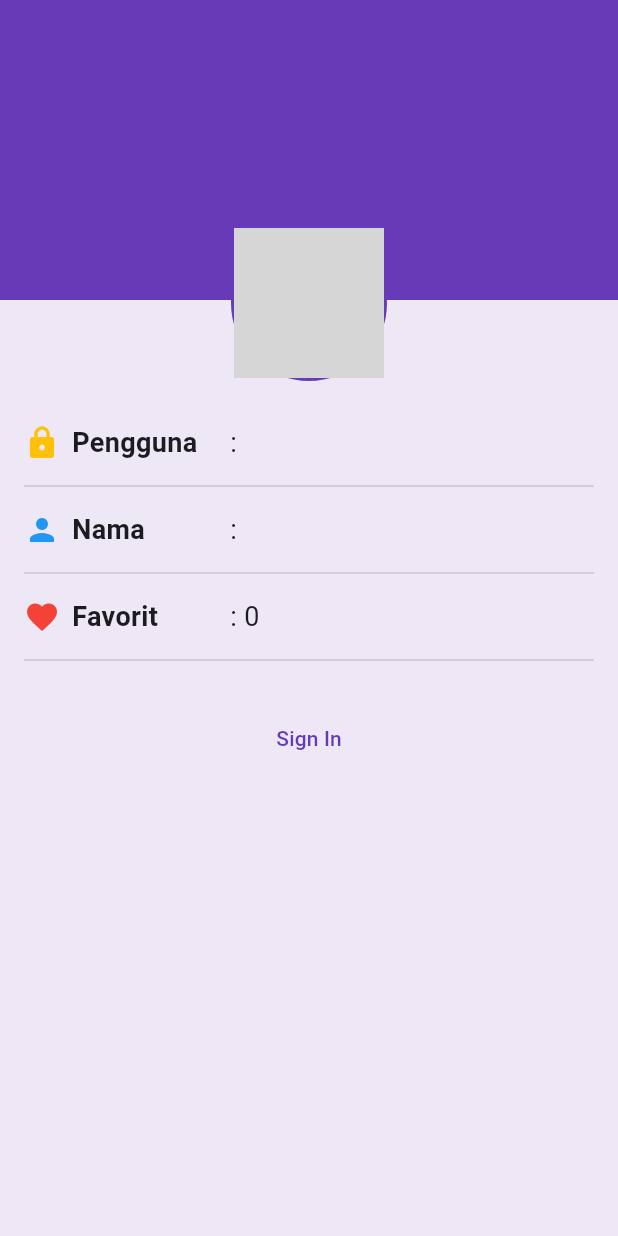
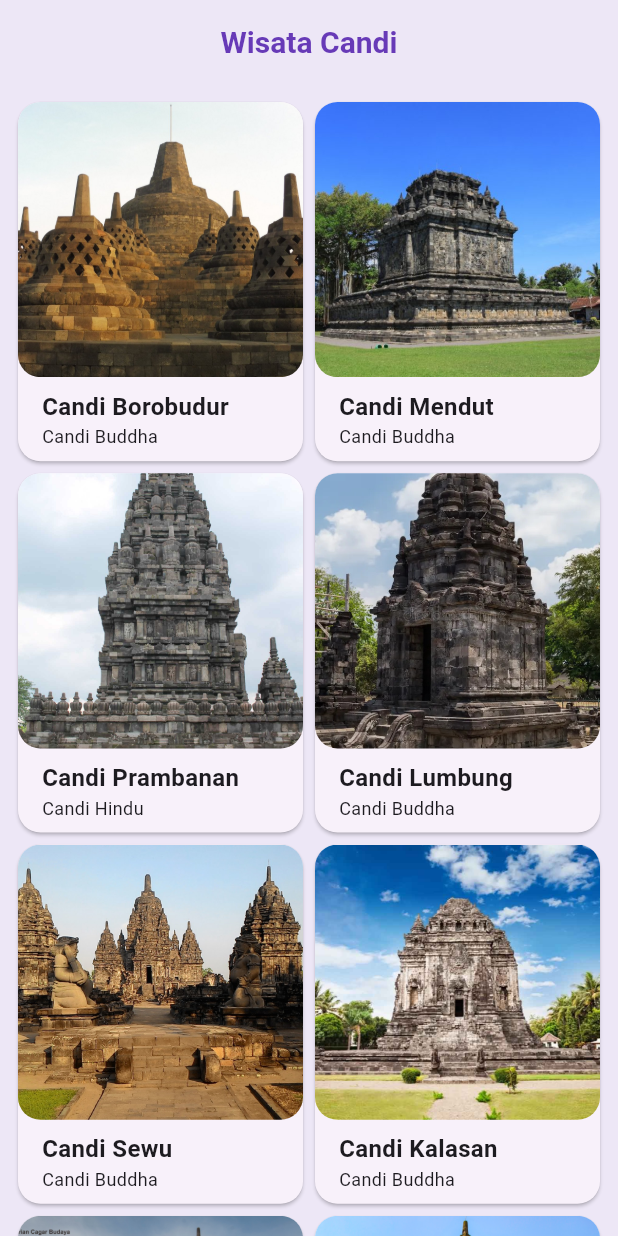
Before and after one commit to lily2428240145/wisatacandiyuliana, a Flutter app: the screen it shows after launch, on a phone screen of 412 x 824 dp. Run offline on Flutter 3.47's test engine with Material 3 defaults, Android fonts, the phone set to English and light mode, and no system bars; our stand-ins replace cached_network_image; grey boxes are pictures that could not be loaded.

Commit message:
grid view

```diff
--- a/lib/main.dart
+++ b/lib/main.dart
@@ -1,7 +1,8 @@
 
 import 'package:flutter/material.dart';
 import 'package:provider/provider.dart';
-import 'package:wisata_candi/screens/profile_screen.dart';
+
+import 'package:wisata_candi/screens/home_screen.dart';
 import 'package:wisata_candi/providers/favorite_provider.dart';
 import 'package:wisata_candi/providers/auth_provider.dart';
 
@@ -33,7 +34,9 @@ class MyApp extends StatelessWidget {
         appBarTheme: const AppBarTheme(
           backgroundColor: Colors.transparent,
           elevation: 0,
-          iconTheme: IconThemeData(color: Colors.deepPurple),
+          iconTheme: IconThemeData(
+            color: Colors.deepPurple,
+          ),
           titleTextStyle: TextStyle(
             color: Colors.deepPurple,
             fontSize: 20,
@@ -48,7 +51,7 @@ class MyApp extends StatelessWidget {
         ),
         useMaterial3: true,
       ),
-      home: const ProfileScreen(),
+      home: const HomeScreen(),
     );
   }
 }
--- /dev/null
+++ b/lib/screens/home_screen.dart
@@ -0,0 +1,37 @@
+import 'package:flutter/material.dart';
+import 'package:wisata_candi/data/candi_data.dart';
+import 'package:wisata_candi/models/candi.dart';
+import 'package:wisata_candi/widget/item_card.dart';
+
+class HomeScreen extends StatefulWidget {
+  const HomeScreen({super.key});
+
+  @override
+  State<HomeScreen> createState() => _HomeScreenState();
+}
+
+class _HomeScreenState extends State<HomeScreen> {
+  @override
+  Widget build(BuildContext context) {
+    return Scaffold(
+      appBar: AppBar(
+        title: const Text('Wisata Candi'),
+        centerTitle: true,
+      ),
+      body: GridView.builder(
+        gridDelegate:
+            const SliverGridDelegateWithFixedCrossAxisCount(
+          crossAxisCount: 2,
+          childAspectRatio: 0.8,
+        ),
+        padding: const EdgeInsets.all(8),
+        itemCount: candiList.length,
+        itemBuilder: (context, index) {
+          Candi candi = candiList[index];
+
+          return ItemCard(candi: candi);
+        },
+      ),
+    );
+  }
+}
--- /dev/null
+++ b/lib/widget/item_card.dart
@@ -0,0 +1,80 @@
+
+import 'package:flutter/material.dart';
+import 'package:wisata_candi/models/candi.dart';
+import 'package:wisata_candi/screens/detail_screen.dart';
+
+class ItemCard extends StatelessWidget {
+  final Candi candi;
+
+  const ItemCard({
+    super.key,
+    required this.candi,
+  });
+
+  @override
+  Widget build(BuildContext context) {
+    return Card(
+      shape: RoundedRectangleBorder(
+        borderRadius: BorderRadius.circular(15),
+      ),
+      margin: const EdgeInsets.all(4),
+      elevation: 1,
+      child: InkWell(
+        borderRadius: BorderRadius.circular(15),
+        onTap: () {
+          Navigator.push(
+            context,
+            MaterialPageRoute(
+              builder: (context) => DetailScreen(candi: candi),
+            ),
+          );
+        },
+        child: Column(
+          crossAxisAlignment: CrossAxisAlignment.start,
+          children: [
+            Expanded(
+              child: Hero(
+                tag: candi.name,
+                child: ClipRRect(
+                  borderRadius: BorderRadius.circular(15),
+                  child: Image.asset(
+                    candi.imageAsset,
+                    width: double.infinity,
+                    fit: BoxFit.cover,
+                  ),
+                ),
+              ),
+            ),
+
+            Padding(
+              padding: const EdgeInsets.only(
+                left: 16,
+                top: 8,
+              ),
+              child: Text(
+                candi.name,
+                style: const TextStyle(
+                  fontSize: 16,
+                  fontWeight: FontWeight.bold,
+                ),
+              ),
+            ),
+
+            Padding(
+              padding: const EdgeInsets.only(
+                left: 16,
+                bottom: 8,
+              ),
+              child: Text(
+                candi.type,
+                style: const TextStyle(
+                  fontSize: 12,
+                ),
+              ),
+            ),
+          ],
+        ),
+      ),
+    );
+  }
+}
```
Also changed, not shown: lib/screens/detail_screen.dart (+115 -44 lines), lib/screens/favourite_screen.dart (added, +23 -0 lines), lib/screens/search_screen.dart (added, +167 -0 lines), pubspec.yaml (+5 -4 lines).
